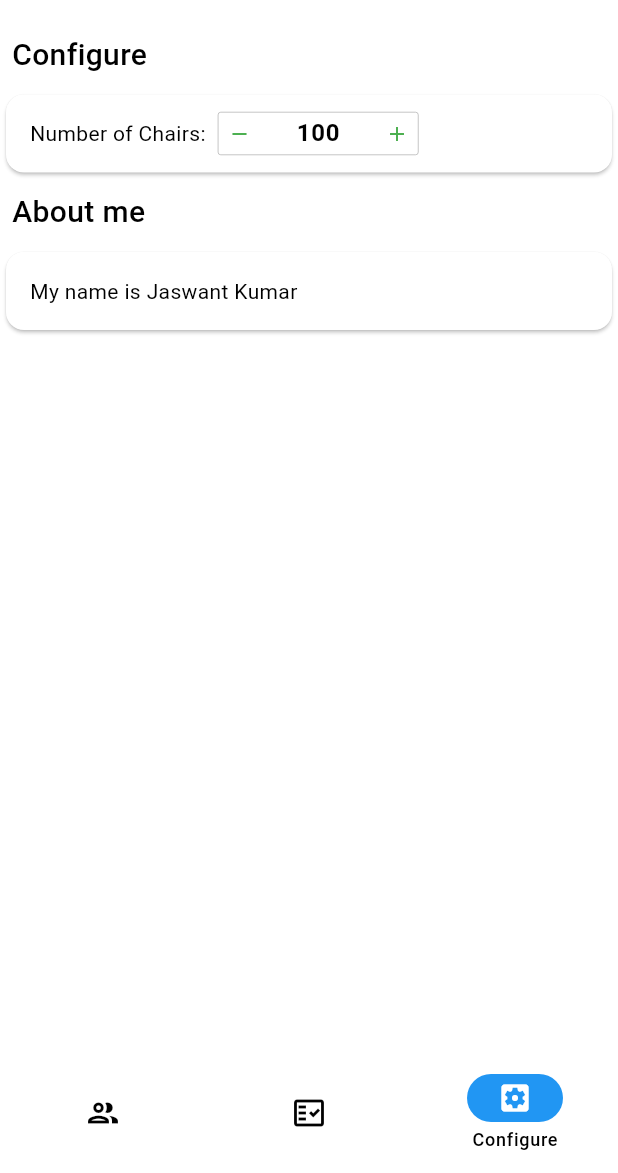
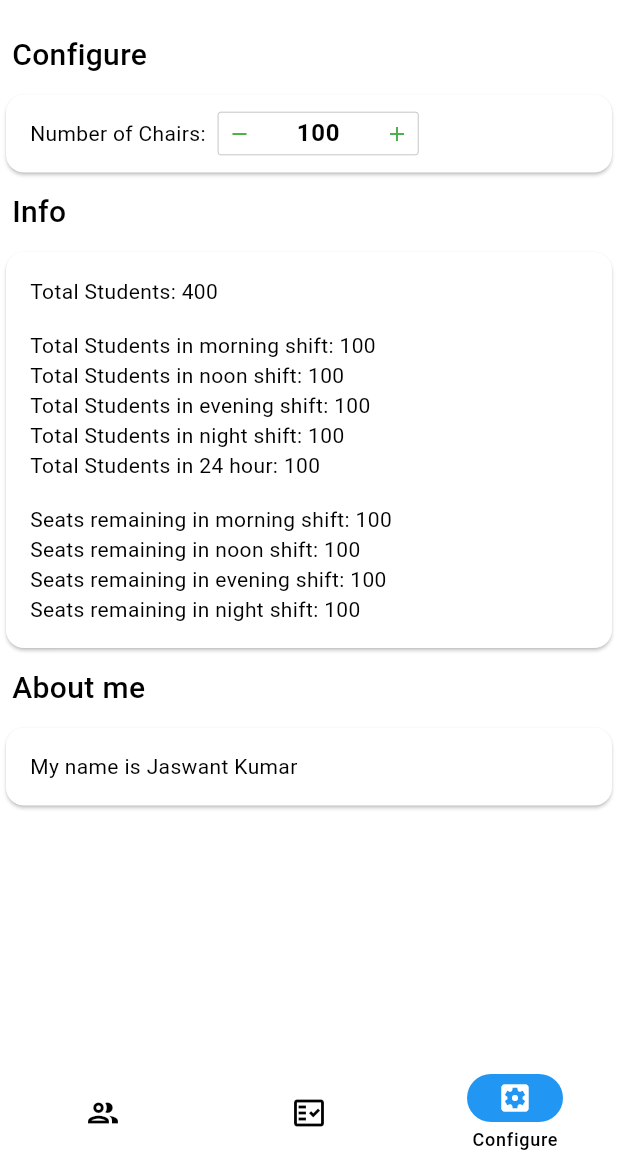
Before and after one commit to jaswantk917/library_manager, a Flutter app: the screen it shows after launch, item 3 of the bottom bar chosen, on a phone screen of 412 x 824 dp, the part 63-1236 px from its top. Run offline on Flutter 3.47's test engine with Material 2 defaults, Android fonts, the phone set to English and light mode, and no system bars; drawn by our look-alikes of dynamic_color, input_quantity; our stand-ins replace font_awesome_flutter, shared_preferences.

Commit message:
Updated configure page

```diff
--- a/lib/screens/attendance_page.dart
+++ b/lib/screens/attendance_page.dart
@@ -8,8 +8,8 @@ class AttendanceList extends StatelessWidget {
     return const Padding(
       padding: EdgeInsets.all(8.0),
       child: Text(
-        'About me',
-        style: TextStyle(fontSize: 20, fontWeight: FontWeight.w500),
+        'Mark the students who are present:',
+        style: TextStyle(fontSize: 15, fontWeight: FontWeight.w400),
       ),
     );
   }
--- a/lib/screens/configure_page.dart
+++ b/lib/screens/configure_page.dart
@@ -52,6 +52,35 @@ class _ConfigurePageState extends State<ConfigurePage> {
         const Padding(
           padding: EdgeInsets.all(8.0),
           child: Text(
+            'Info',
+            style: TextStyle(fontSize: 20, fontWeight: FontWeight.w500),
+          ),
+        ),
+        const Card(
+          child: Padding(
+            padding: EdgeInsets.all(16.0),
+            child: Column(
+              crossAxisAlignment: CrossAxisAlignment.start,
+              children: [
+                Text('Total Students: 400'),
+                Divider(),
+                Text('Total Students in morning shift: 100'),
+                Text('Total Students in noon shift: 100'),
+                Text('Total Students in evening shift: 100'),
+                Text('Total Students in night shift: 100'),
+                Text('Total Students in 24 hour: 100'),
+                Divider(),
+                Text('Seats remaining in morning shift: 100'),
+                Text('Seats remaining in noon shift: 100'),
+                Text('Seats remaining in evening shift: 100'),
+                Text('Seats remaining in night shift: 100'),
+              ],
+            ),
+          ),
+        ),
+        const Padding(
+          padding: EdgeInsets.all(8.0),
+          child: Text(
             'About me',
             style: TextStyle(fontSize: 20, fontWeight: FontWeight.w500),
           ),
@@ -61,7 +90,7 @@ class _ConfigurePageState extends State<ConfigurePage> {
             padding: EdgeInsets.all(16.0),
             child: Text('My name is Jaswant Kumar'),
           ),
-        )
+        ),
       ],
     );
   }
```
